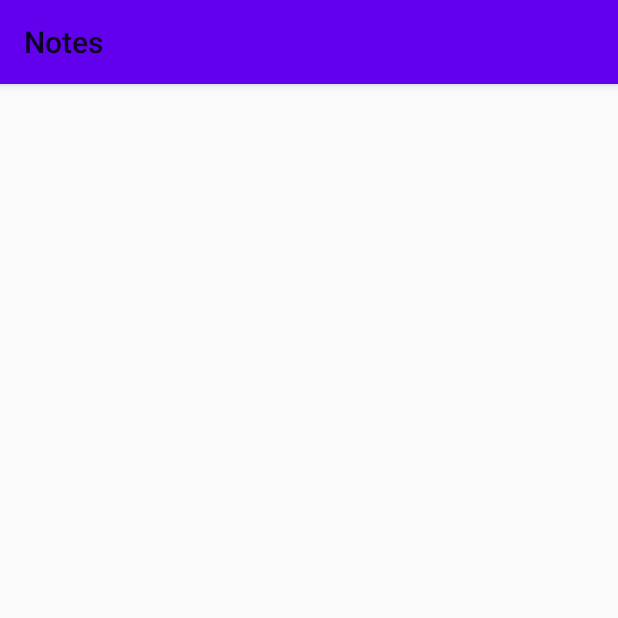
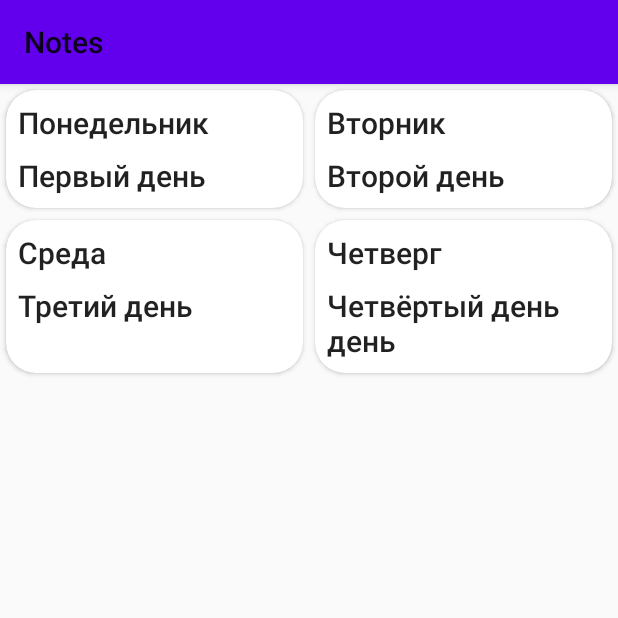
Before and after one commit to S-Aleksey-V/First-Kotlin, an Android app: the screen it shows after launch (MainActivity), on a phone screen of 412 x 824 dp, the top half of it. Run offline under Robolectric (Android 15) with nearby library versions, the phone set to English and light mode, and no system bars.

Commit message:
add model,ui and viewmodel

```diff
--- a/app/build.gradle
+++ b/app/build.gradle
@@ -1,5 +1,7 @@
 plugins {
     id 'com.android.application'
+    id 'kotlin-android'
+    id 'kotlin-android-extensions'
 }
 apply plugin: 'kotlin-android'
 
@@ -40,6 +42,7 @@ dependencies {
     implementation 'androidx.appcompat:appcompat:1.2.0'
     implementation 'com.google.android.material:material:1.2.1'
     implementation 'androidx.constraintlayout:constraintlayout:2.0.4'
+    implementation 'androidx.lifecycle:lifecycle-extensions:2.2.0'
     testImplementation 'junit:junit:4.13.1'
     androidTestImplementation 'androidx.test.ext:junit:1.1.2'
     androidTestImplementation 'androidx.test.espresso:espresso-core:3.3.0'
--- a/app/src/main/AndroidManifest.xml
+++ b/app/src/main/AndroidManifest.xml
@@ -9,7 +9,7 @@
         android:roundIcon="@mipmap/ic_launcher_round"
         android:supportsRtl="true"
         android:theme="@style/Theme.FirstKotlin">
-        <activity android:name=".MainActivity">
+        <activity android:name=".ui.MainActivity">
             <intent-filter>
                 <action android:name="android.intent.action.MAIN" />
 
--- a/app/src/main/java/me/tolkstudio/firstkotlin/MainActivity.kt
+++ /dev/null
@@ -1,15 +0,0 @@
-package me.tolkstudio.firstkotlin
-
-import android.os.Bundle
-import android.widget.Button
-import android.widget.TextView
-import androidx.appcompat.app.AppCompatActivity
-
-class MainActivity : AppCompatActivity() {
-    override fun onCreate(savedInstanceState: Bundle?) {
-        super.onCreate(savedInstanceState)
-        setContentView(R.layout.activity_main)
-
-
-    }
-}
--- /dev/null
+++ b/app/src/main/java/me/tolkstudio/firstkotlin/model/Note.kt
@@ -0,0 +1,3 @@
+package me.tolkstudio.firstkotlin.model
+
+class Note(val title: String, val note: String, val color: Int)
--- /dev/null
+++ b/app/src/main/java/me/tolkstudio/firstkotlin/model/Repository.kt
@@ -0,0 +1,29 @@
+package me.tolkstudio.firstkotlin.model
+
+object Repository {
+    private val notes: List<Note> = listOf(
+            Note(
+                    "Понедельник",
+                    "Первый день",
+                    0xFF03DAC5.toInt()
+            ),
+            Note(
+                    "Вторник",
+                    "Второй день",
+                    0xFF03DAC5.toInt()
+            ),
+            Note(
+                    "Среда",
+                    "Третий день",
+                    0xFF82E411.toInt()
+            ),
+            Note(
+                    "Четверг",
+                    "Четвёртый день день",
+                    0xFF82E411.toInt()
+            )
+    )
+
+    fun getNotes(): List<Note> = notes
+
+}
--- /dev/null
+++ b/app/src/main/java/me/tolkstudio/firstkotlin/ui/MainActivity.kt
@@ -0,0 +1,30 @@
+package me.tolkstudio.firstkotlin.ui
+
+import android.os.Bundle
+import androidx.appcompat.app.AppCompatActivity
+import androidx.lifecycle.Observer
+import androidx.lifecycle.ViewModelProvider
+import androidx.lifecycle.ViewModelProviders
+import kotlinx.android.synthetic.main.activity_main.*
+import me.tolkstudio.firstkotlin.R
+import me.tolkstudio.firstkotlin.viewmodel.MainViewModel
+
+class MainActivity : AppCompatActivity() {
+
+    lateinit var viewModel: MainViewModel
+    lateinit var adapter: MainAdapter
+
+    override fun onCreate(savedInstanceState: Bundle?) {
+        super.onCreate(savedInstanceState)
+        setContentView(R.layout.activity_main)
+
+        setSupportActionBar(toolbar)
+        viewModel = ViewModelProvider(this).get(MainViewModel::class.java)
+        adapter = MainAdapter()
+        mainRecycler.adapter = adapter
+
+        viewModel.viewState().observe(this, Observer<MainViewState> { state ->
+            state?.let { adapter.notes = state.notes }
+        })
+    }
+}
--- /dev/null
+++ b/app/src/main/java/me/tolkstudio/firstkotlin/ui/MainAdapter.kt
@@ -0,0 +1,45 @@
+package me.tolkstudio.firstkotlin.ui
+
+import android.view.LayoutInflater
+import android.view.View
+import android.view.ViewGroup
+import android.widget.TextView
+import android.widget.Toast
+import androidx.recyclerview.widget.RecyclerView
+import me.tolkstudio.firstkotlin.R
+import me.tolkstudio.firstkotlin.model.Note
+
+class MainAdapter : RecyclerView.Adapter<MainAdapter.NoteViweHolder>() {
+
+    var notes: List<Note> = listOf()
+        set(value) {
+            field = value
+            notifyDataSetChanged()
+        }
+
+    override fun getItemCount(): Int = notes.size
+
+    override fun onCreateViewHolder(parent: ViewGroup, viewType: Int): MainAdapter.NoteViweHolder {
+        val inflater = LayoutInflater.from(parent.context)
+        val view = inflater.inflate(R.layout.item_note, parent, false)
+        return MainAdapter.NoteViweHolder(view)
+    }
+
+    override fun onBindViewHolder(holder: MainAdapter.NoteViweHolder, position: Int) {
+        holder.bind(notes[position])
+    }
+
+    class NoteViweHolder(itemView: View) : RecyclerView.ViewHolder(itemView) {
+        private val title = itemView.findViewById<TextView>(R.id.title)
+        private val body = itemView.findViewById<TextView>(R.id.body)
+
+        fun bind(note: Note) {
+            title.text = note.title
+            body.text = note.note
+            //itemView.setBackgroundColor(note.color) сделал закруглённые края цвет пока убрал)
+            itemView.clipToOutline = true
+
+        }
+
+    }
+}
--- /dev/null
+++ b/app/src/main/java/me/tolkstudio/firstkotlin/ui/MainViewState.kt
@@ -0,0 +1,5 @@
+package me.tolkstudio.firstkotlin.ui
+
+import me.tolkstudio.firstkotlin.model.Note
+
+class MainViewState(val notes: List<Note>)
--- /dev/null
+++ b/app/src/main/java/me/tolkstudio/firstkotlin/viewmodel/MainViewModel.kt
@@ -0,0 +1,17 @@
+package me.tolkstudio.firstkotlin.viewmodel
+
+import androidx.lifecycle.LiveData
+import androidx.lifecycle.MutableLiveData
+import androidx.lifecycle.ViewModel
+import me.tolkstudio.firstkotlin.model.Repository
+import me.tolkstudio.firstkotlin.ui.MainViewState
+
+class MainViewModel : ViewModel() {
+    private val viewStateLiveData: MutableLiveData<MainViewState> = MutableLiveData()
+
+    init {
+        viewStateLiveData.value = MainViewState(Repository.getNotes())
+    }
+
+    fun viewState(): LiveData<MainViewState> = viewStateLiveData
+}
--- a/app/src/main/res/layout/activity_main.xml
+++ b/app/src/main/res/layout/activity_main.xml
@@ -17,7 +17,6 @@
             android:id="@+id/toolbar"
             android:layout_width="match_parent"
             android:layout_height="wrap_content"
-            app:layout_scrollFlag="scroll|enterAlways"
             app:title="Notes" />
     </com.google.android.material.appbar.AppBarLayout>
 
--- a/app/src/main/res/layout/item_note.xml
+++ b/app/src/main/res/layout/item_note.xml
@@ -1,6 +1,7 @@
 <?xml version="1.0" encoding="utf-8"?>
-<androidx.cardview.widget.CardView
-    xmlns:android="http://schemas.android.com/apk/res/android"
+<androidx.cardview.widget.CardView xmlns:android="http://schemas.android.com/apk/res/android"
+    xmlns:app="http://schemas.android.com/apk/res-auto"
+    xmlns:card_view="http://schemas.android.com/apk/res-auto"
     xmlns:tools="http://schemas.android.com/tools"
     android:layout_width="match_parent"
     android:layout_height="wrap_content"
@@ -8,12 +9,14 @@
     android:layout_marginTop="4dp"
     android:layout_marginEnd="4dp"
     android:layout_marginBottom="4dp"
-    tools:backgroundTint="@android:color/holo_orange_dark">
+    app:cardCornerRadius="20dp"
+    tools:backgroundTint="@android:color/darker_gray">
 
     <LinearLayout
         android:layout_width="match_parent"
         android:layout_height="wrap_content"
-        android:orientation="vertical">
+        android:orientation="vertical"
+        >
 
         <TextView
             android:id="@+id/title"
--- a/app/src/main/res/values/colors.xml
+++ b/app/src/main/res/values/colors.xml
@@ -1,10 +1,10 @@
 <?xml version="1.0" encoding="utf-8"?>
 <resources>
-    <color name="purple_200">#FFBB86FC</color>
+    <color name="purple_200">#673AB7</color>
     <color name="purple_500">#FF6200EE</color>
-    <color name="purple_700">#FF3700B3</color>
+    <color name="purple_700">#673AB7</color>
     <color name="teal_200">#FF03DAC5</color>
     <color name="teal_700">#FF018786</color>
     <color name="black">#FF000000</color>
-    <color name="white">#FFFFFFFF</color>
+    <color name="white">#FFFFFF</color>
 </resources>
```
